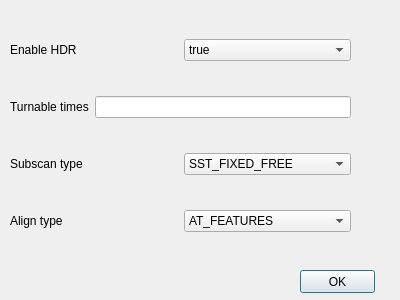
Shining3D/sdk-demo-cpp-fix, file FixScan/startscan.ui: the form before one commit.
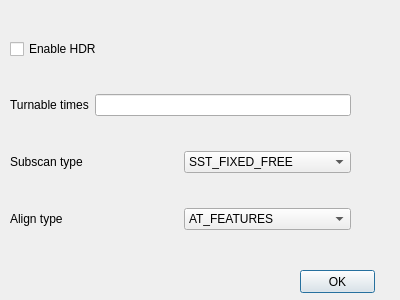
The form after the commit.

The edit to the form file:
```diff
--- a/FixScan/startscan.ui
+++ b/FixScan/startscan.ui
@@ -26,26 +26,12 @@
     <item>
      <layout class="QHBoxLayout" name="horizontalLayout_2">
       <item>
-       <widget class="QLabel" name="label_enableHDR">
+       <widget class="QCheckBox" name="checkBox">
         <property name="text">
          <string>Enable HDR</string>
         </property>
        </widget>
       </item>
-      <item>
-       <widget class="QComboBox" name="comboBox_enableHDR">
-        <item>
-         <property name="text">
-          <string>true</string>
-         </property>
-        </item>
-        <item>
-         <property name="text">
-          <string>fasle</string>
-         </property>
-        </item>
-       </widget>
-      </item>
      </layout>
     </item>
     <item>
```
